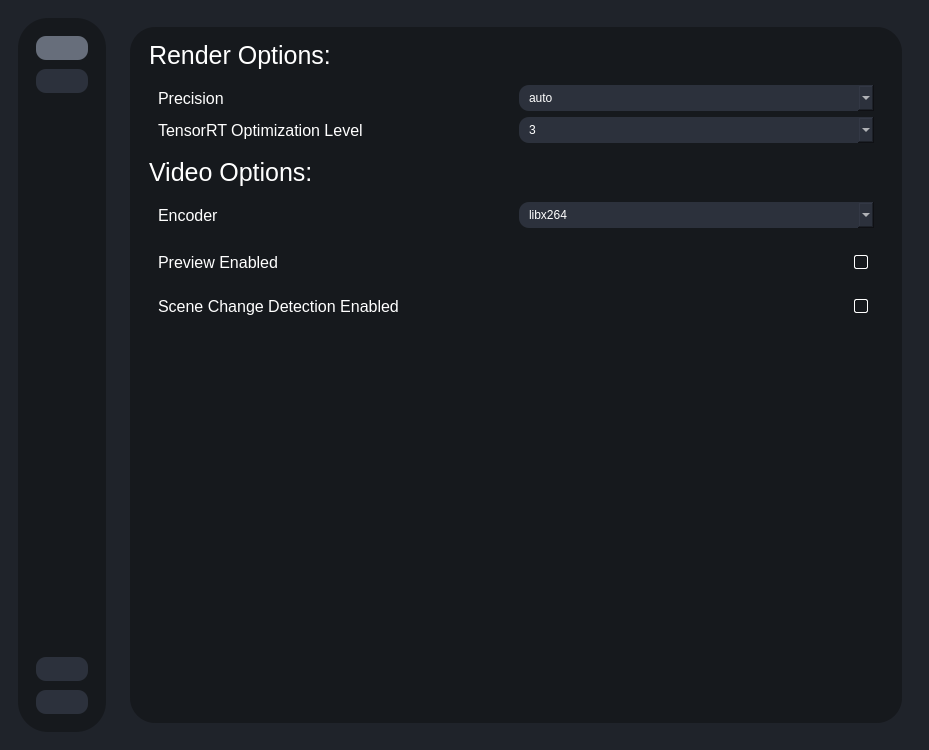
The window that testRVEInterface.ui (TNTwise/REAL-Video-Enhancer) describes before a commit, drawn with Qt 5.
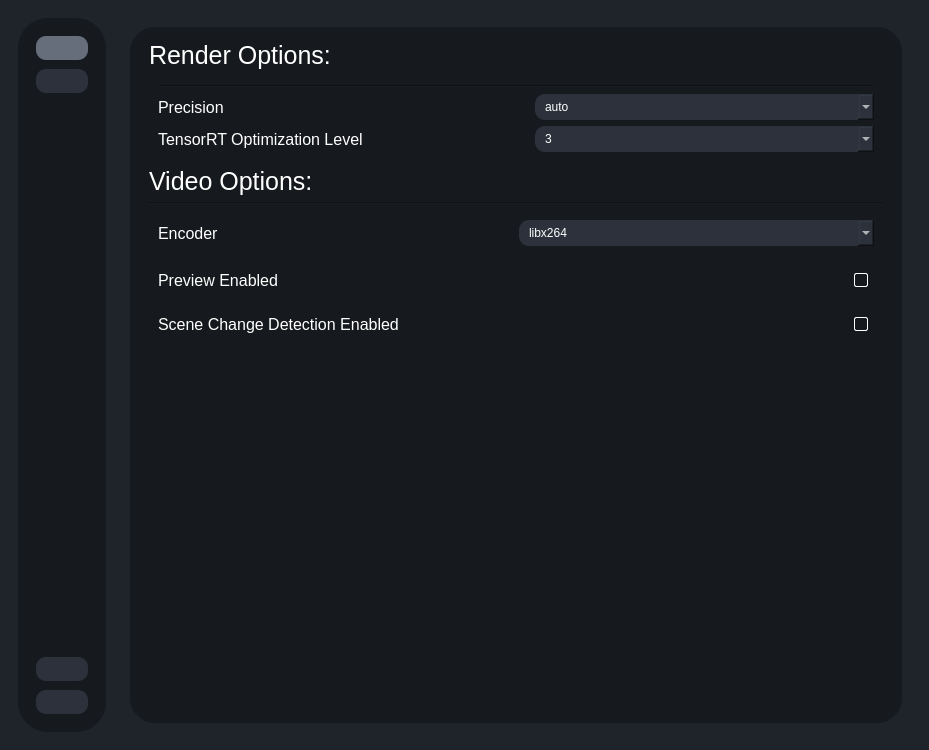
The same window after the commit. The open tabs and pages were chosen to show the change. Icons and pictures are not drawn.

```diff
--- a/testRVEInterface.ui
+++ b/testRVEInterface.ui
@@ -1007,7 +1007,11 @@
 QCheckBox::indicator::checked{
 background-color:white;
 }
-</string>
+
+Line{
+color:white;
+background-color:white;
+}</string>
              </property>
              <layout class="QVBoxLayout" name="verticalLayout_14">
               <item>
@@ -1025,6 +1029,13 @@
               <item>
                <widget class="QWidget" name="renderSettingsContainer" native="true">
                 <layout class="QVBoxLayout" name="verticalLayout_12">
+                 <item>
+                  <widget class="Line" name="line_2">
+                   <property name="orientation">
+                    <enum>Qt::Orientation::Horizontal</enum>
+                   </property>
+                  </widget>
+                 </item>
                  <item>
                   <layout class="QHBoxLayout" name="horizontalLayout_12">
                    <item>
@@ -1039,6 +1050,28 @@
                      </property>
                     </widget>
                    </item>
+                   <item>
+                    <widget class="QLabel" name="label_17">
+                     <property name="maximumSize">
+                      <size>
+                       <width>25</width>
+                       <height>25</height>
+                      </size>
+                     </property>
+                     <property name="toolTip">
+                      <string>&lt;html&gt;&lt;head/&gt;&lt;body&gt;&lt;p&gt;Precision:&lt;/p&gt;&lt;p&gt; - Auto: Defaults to float16 if the GPU is supported (RTX 20 series and up)&lt;/p&gt;&lt;p&gt; - Float16: Faster inference and less VRAM usage.&lt;/p&gt;&lt;p&gt; - Float32: Slower inference and more VRAM usage, supported on more GPUS.&lt;/p&gt;&lt;/body&gt;&lt;/html&gt;</string>
+                     </property>
+                     <property name="text">
+                      <string/>
+                     </property>
+                     <property name="pixmap">
+                      <pixmap resource="resources.qrc">:/icons/icons/info.svg</pixmap>
+                     </property>
+                     <property name="scaledContents">
+                      <bool>true</bool>
+                     </property>
+                    </widget>
+                   </item>
                    <item>
                     <widget class="QComboBox" name="precision">
                      <item>
@@ -1074,6 +1107,28 @@
                      </property>
                     </widget>
                    </item>
+                   <item>
+                    <widget class="QLabel" name="label_21">
+                     <property name="maximumSize">
+                      <size>
+                       <width>25</width>
+                       <height>25</height>
+                      </size>
+                     </property>
+                     <property name="toolTip">
+                      <string>&lt;html&gt;&lt;head/&gt;&lt;body&gt;&lt;p&gt;TensorRT Optimization Level:&lt;/p&gt;&lt;p&gt; - Lower means less optimization, but faster engine generation time.&lt;/p&gt;&lt;p&gt; - Higher means more optimization, but slowe engine generation time.&lt;/p&gt;&lt;/body&gt;&lt;/html&gt;</string>
+                     </property>
+                     <property name="text">
+                      <string/>
+                     </property>
+                     <property name="pixmap">
+                      <pixmap resource="resources.qrc">:/icons/icons/info.svg</pixmap>
+                     </property>
+                     <property name="scaledContents">
+                      <bool>true</bool>
+                     </property>
+                    </widget>
+                   </item>
                    <item>
                     <widget class="QComboBox" name="tensorrt_optimization_level">
                      <property name="currentIndex">
@@ -1123,6 +1178,13 @@
                 </property>
                </widget>
               </item>
+              <item>
+               <widget class="Line" name="line">
+                <property name="orientation">
+                 <enum>Qt::Orientation::Horizontal</enum>
+                </property>
+               </widget>
+              </item>
               <item>
                <widget class="QWidget" name="videoSettingsContainer" native="true">
                 <layout class="QHBoxLayout" name="horizontalLayout_19">
```
Left out of the diff: 22 changed lines with no effect on the pictures.
